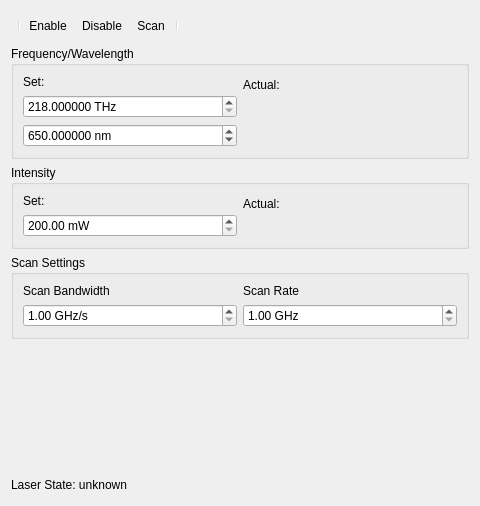
This is src/DynExpManager/Modules/LaserControl.ui in jbopp/dynexp as Qt 5 draws it before an edit. The edited form follows.
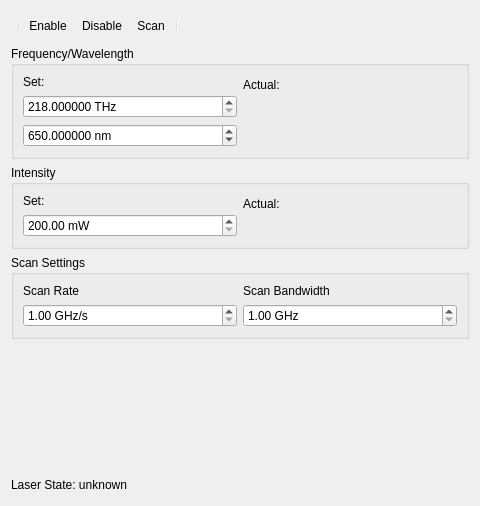
This is the edited form. Icons and pictures are not drawn.

Commit message: Added continuous scan mode and fixed data saving

The edit to the form file:
```diff
--- a/src/DynExpManager/Modules/LaserControl.ui
+++ b/src/DynExpManager/Modules/LaserControl.ui
@@ -200,9 +200,9 @@
         <item>
          <layout class="QVBoxLayout" name="verticalLayout_2">
           <item>
-           <widget class="QLabel" name="LScanRange">
+           <widget class="QLabel" name="LScanRate">
             <property name="text">
-             <string>Scan Bandwidth</string>
+             <string>Scan Rate</string>
             </property>
            </widget>
           </item>
@@ -230,9 +230,9 @@
         <item>
          <layout class="QVBoxLayout" name="verticalLayout_3">
           <item>
-           <widget class="QLabel" name="LScanRate">
+           <widget class="QLabel" name="LScanRange">
             <property name="text">
-             <string>Scan Rate</string>
+             <string>Scan Bandwidth</string>
             </property>
            </widget>
           </item>
```
The commit also changes 7 other files.
